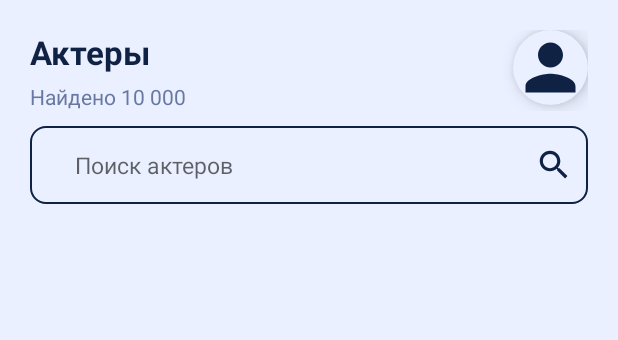
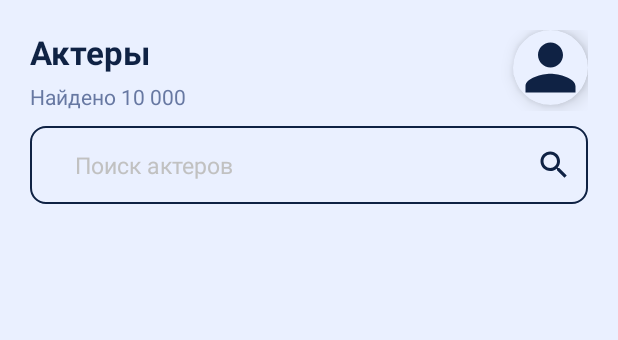
Before and after one commit to Tilvaldiyev/hoot, an Android app: the layout activity_actors.xml on its own in the app's theme, with its tools: preview values and no code run, on a phone screen of 412 x 824 dp. Shown: the top 340 px of the screen. Run offline under Robolectric (Android 15) with nearby library versions, the phone set to English and light mode, and no system bars.

Commit message:
Last changes

```diff
--- a/app/src/main/java/kz/hoot/utils/Config.java
+++ b/app/src/main/java/kz/hoot/utils/Config.java
@@ -1,5 +1,6 @@
 package kz.hoot.utils;
 
 public class Config {
-    public static final String BASE_URL = "http://tauekelinspector.kz:9090/hoot/";
+//    public static final String BASE_URL = "http://tauekelinspector.kz:9090/hoot/";
+    public static final String BASE_URL = "http://172.16.81.30:9090/hoot/";
 }
--- a/app/src/main/res/layout/activity_actors.xml
+++ b/app/src/main/res/layout/activity_actors.xml
@@ -65,6 +65,8 @@
                 android:id="@+id/activity_actors__search_field"
                 android:layout_height="wrap_content"
                 android:hint="Поиск актеров"
+                android:textColorHint="@color/gray"
+                android:textColor="@color/primary"
                 android:inputType="text"
                 android:layout_width="match_parent"
                 android:background="@drawable/edit_text"
@@ -74,12 +76,14 @@
                 android:paddingBottom="15dp"
                 android:textSize="15sp"/>
 
-            <ImageView
+            <ImageButton
+                android:id="@+id/activity_actors__search_btn"
                 android:layout_width="25dp"
                 android:layout_height="25dp"
                 android:layout_gravity="end"
                 android:layout_marginTop="13dp"
                 android:layout_marginEnd="10dp"
+                android:background="@color/background"
                 android:src="@drawable/ic_baseline_search_24" />
 
         </FrameLayout>
--- a/app/src/main/res/layout/activity_login.xml
+++ b/app/src/main/res/layout/activity_login.xml
@@ -68,6 +68,8 @@
             android:inputType="textEmailAddress"
             android:layout_width="match_parent"
             android:background="@drawable/edit_text"
+            android:textColorHint="@color/primary"
+            android:textColor="@color/primary"
             android:paddingLeft="30dp"
             android:paddingRight="30dp"
             android:paddingTop="15dp"
@@ -79,8 +81,10 @@
             android:layout_width="match_parent"
             android:layout_height="wrap_content"
             android:hint="Пароль"
+            android:textColorHint="@color/primary"
             android:inputType="textPassword"
             android:background="@drawable/edit_text"
+            android:textColor="@color/primary"
             android:paddingLeft="30dp"
             android:paddingRight="30dp"
             android:paddingTop="15dp"
--- a/app/src/main/res/layout/actor_item.xml
+++ b/app/src/main/res/layout/actor_item.xml
@@ -55,6 +55,7 @@
             android:layout_marginTop="3dp"
             android:layout_toEndOf="@id/actor_item__img"
             android:text="Казахстан, Алматы"
+            android:textColor="@color/gray"
             android:textSize="13sp" />
 
         <TextView
@@ -64,6 +65,7 @@
             android:layout_below="@id/actor_item__location"
             android:layout_marginTop="5dp"
             android:layout_toEndOf="@id/actor_item__img"
+            android:textColor="@color/gray"
             android:text="30 лет" />
 
         <Button
--- a/app/src/main/res/values-night/themes.xml
+++ b/app/src/main/res/values-night/themes.xml
@@ -1,16 +1,21 @@
 <resources xmlns:tools="http://schemas.android.com/tools">
     <!-- Base application theme. -->
-<!--    <style name="Theme.Hoot" parent="Theme.MaterialComponents.DayNight.DarkActionBar">-->
-<!--        &lt;!&ndash; Primary brand color. &ndash;&gt;-->
-<!--        <item name="colorPrimary">@color/purple_200</item>-->
-<!--        <item name="colorPrimaryVariant">@color/purple_700</item>-->
-<!--        <item name="colorOnPrimary">@color/black</item>-->
-<!--        &lt;!&ndash; Secondary brand color. &ndash;&gt;-->
-<!--        <item name="colorSecondary">@color/teal_200</item>-->
-<!--        <item name="colorSecondaryVariant">@color/teal_200</item>-->
-<!--        <item name="colorOnSecondary">@color/black</item>-->
-<!--        &lt;!&ndash; Status bar color. &ndash;&gt;-->
-<!--        <item name="android:statusBarColor" tools:targetApi="l">?attr/colorPrimaryVariant</item>-->
-<!--        &lt;!&ndash; Customize your theme here. &ndash;&gt;-->
-<!--    </style>-->
+    <style name="Theme.Hoot" parent="Theme.MaterialComponents.DayNight.NoActionBar">
+        <!-- Primary brand color. -->
+        <item name="colorPrimary">@color/primary</item>
+        <item name="colorPrimaryVariant">@color/primary_variant</item>
+        <item name="colorOnPrimary">@color/background</item>
+        <!-- Secondary brand color. -->
+        <!--        <item name="colorSecondary">@color/teal_200</item>-->
+        <!--        <item name="colorSecondaryVariant">@color/teal_700</item>-->
+        <!--        <item name="colorOnSecondary">@color/black</item>-->
+        <!--         Status bar color. -->
+        <!--        <item name="android:statusBarColor" tools:targetApi="l">?attr/colorPrimaryVariant</item>-->
+        <!--         Customize your theme here. -->
+    </style>
+
+    <style name="RatingBar" parent="Theme.AppCompat">
+        <item name="colorControlNormal">@color/primary_variant</item>
+        <item name="colorControlActivated">@color/primary</item>
+    </style>
 </resources>
--- a/app/src/main/res/values/themes.xml
+++ b/app/src/main/res/values/themes.xml
@@ -1,6 +1,6 @@
 <resources xmlns:tools="http://schemas.android.com/tools">
     <!-- Base application theme. -->
-    <style name="Theme.Hoot" parent="Theme.MaterialComponents.DayNight.DarkActionBar">
+    <style name="Theme.Hoot" parent="Theme.MaterialComponents.DayNight.NoActionBar">
         <!-- Primary brand color. -->
         <item name="colorPrimary">@color/primary</item>
         <item name="colorPrimaryVariant">@color/primary_variant</item>
```
Also changed, not shown: app/src/main/java/kz/hoot/ActorsActivity.java (+33 -9 lines), app/src/main/java/kz/hoot/CastActivity.java (+35 -0 lines), app/src/main/java/kz/hoot/RegisterActivity.java (+6 -3 lines), app/src/main/java/kz/hoot/adapter/ActorAdapter.java (+7 -1 lines), app/src/main/res/layout/activity_casts.xml (+6 -3 lines), app/src/main/res/layout/activity_register.xml (+16 -0 lines), app/src/main/res/layout/cast_card.xml (+4 -4 lines).
